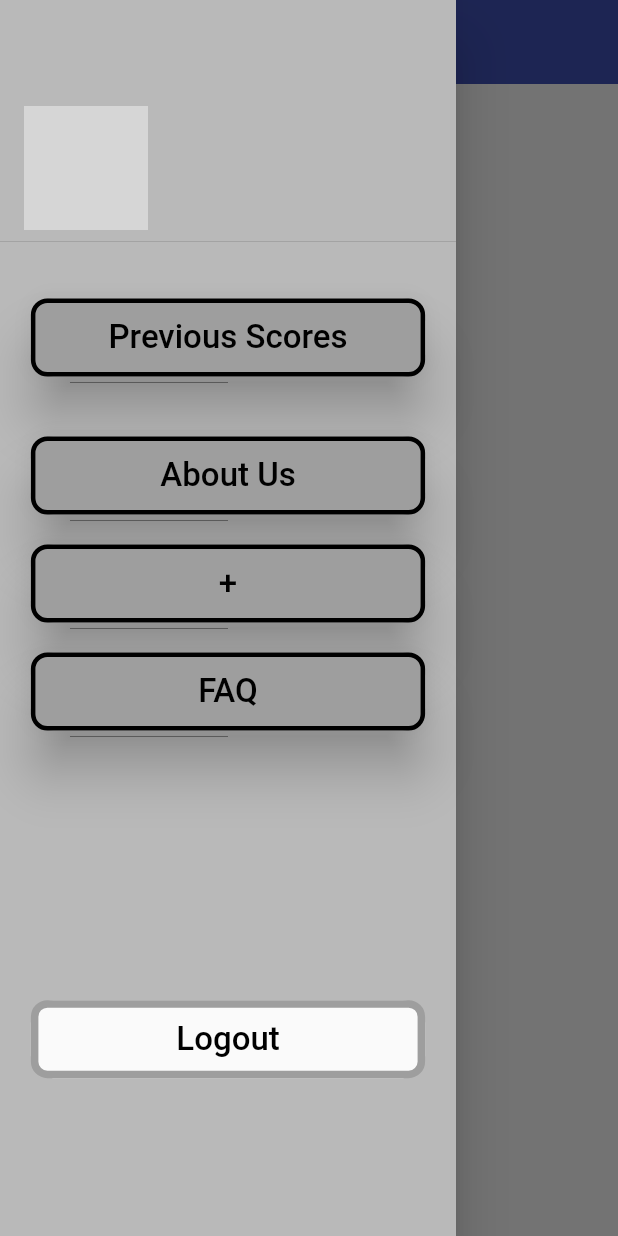
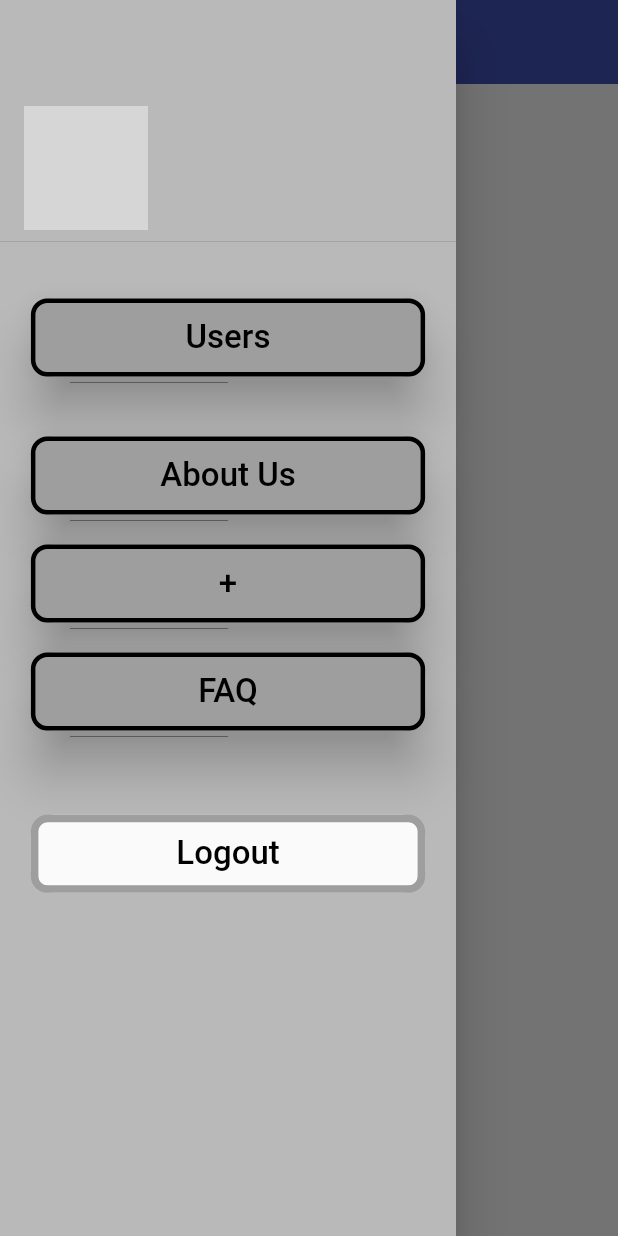
Before and after one commit to sauravsb99/Quaestio, a Flutter app: the AdminHome screen opened directly, with the side drawer open, on a phone screen of 412 x 824 dp. Run offline on Flutter 3.47's test engine with Material 2 defaults, Android fonts, the light colour scheme and no system bars; our stand-ins replace cached_network_image, charts_flutter, cloud_firestore, csv, file_picker, firebase_auth and 3 more; accounts and stored records are empty; network calls fail; grey boxes are pictures that could not be loaded.

Commit message:
added user listing for admin

```diff
--- a/queastio/lib/router/router.dart
+++ b/queastio/lib/router/router.dart
@@ -2,6 +2,7 @@ import 'package:flutter/material.dart';
 import 'package:queastio/screens/FAQ/faqhome.dart';
 import 'package:queastio/screens/admin/Quiz_listAdmin.dart';
 import 'package:queastio/screens/admin/add_quiz.dart';
+import 'package:queastio/screens/admin/user_listAdmin.dart';
 import 'package:queastio/screens/home/leader_board.dart';
 import 'package:queastio/screens/home/previous_scores.dart';
 import 'package:queastio/screens/home/question_card.dart';
@@ -10,6 +11,7 @@ import 'package:queastio/screens/profileScreen/profile.dart';
 import 'package:queastio/screens/wrapper.dart';
 import 'package:queastio/shared/constants.dart';
 import 'package:queastio/screens/newadmin/New_adminHome.dart';
+
 // ignore: missing_return
 Route<dynamic> generateRoute(RouteSettings settings) {
   switch (settings.name) {
@@ -34,6 +36,8 @@ Route<dynamic> generateRoute(RouteSettings settings) {
           builder: (context) => QuizListAdmin(topic: settings.arguments));
     case AddQuizRoute:
       return MaterialPageRoute(builder: (context) => AddQuiz());
+    case UserListRoute:
+      return MaterialPageRoute(builder: (context) => UserList());
     case LeaderRoute:
       return MaterialPageRoute(
           builder: (context) => LeaderBoard(qname: settings.arguments));
--- a/queastio/lib/screens/admin/admindrawer.dart
+++ b/queastio/lib/screens/admin/admindrawer.dart
@@ -34,24 +34,29 @@ class _AdminDrawerState extends State<AdminDrawer> {
                       print(userData.name);
 //                      print(userData.role);
                       print(userData.name);
-                      Navigator.pushNamed(context, ProfileRoute
-                      );
+                      Navigator.pushNamed(context, ProfileRoute);
                     },
                     child: DrawerHeader(
                       child: Row(
                         crossAxisAlignment: CrossAxisAlignment.end,
                         mainAxisSize: MainAxisSize.max,
                         mainAxisAlignment: MainAxisAlignment.start,
-                        children: <Widget>[CircleAvatar(
-                          radius: MediaQuery.of(context).size.width*0.10,
+                        children: <Widget>[
+                          CircleAvatar(
+                            radius: MediaQuery.of(context).size.width * 0.10,
                             backgroundImage: NetworkImage(userData.image),
                           ),
-                          SizedBox(width: MediaQuery.of(context).size.width*0.05,),
+                          SizedBox(
+                            width: MediaQuery.of(context).size.width * 0.05,
+                          ),
                           Expanded(
-                            child:Text(userData.name,textAlign: TextAlign.center,
-                              style: TextStyle(fontSize: 28.0,color: Colors.white),
-                            ),),
-
+                            child: Text(
+                              userData.name,
+                              textAlign: TextAlign.center,
+                              style: TextStyle(
+                                  fontSize: 28.0, color: Colors.white),
+                            ),
+                          ),
                         ],
                       ),
                     ),
@@ -73,7 +78,7 @@ class _AdminDrawerState extends State<AdminDrawer> {
                           child: FlatButton(
                             color: Colors.grey,
                             onPressed: () {
-                              Navigator.pushNamed(context, PrevScoresRoute);
+                              Navigator.pushNamed(context, UserListRoute);
                             },
                             child: Padding(
                               padding: const EdgeInsets.all(8.0),
@@ -83,7 +88,7 @@ class _AdminDrawerState extends State<AdminDrawer> {
 //                          color: Colors.blueGrey,
                                 child: Center(
                                   child: Text(
-                                    'Previous Scores',
+                                    'Users',
                                     style: TextStyle(
                                       fontSize: 22,
                                       color: Colors.black,
@@ -120,15 +125,17 @@ class _AdminDrawerState extends State<AdminDrawer> {
                           borderOnForeground: true,
                           child: FlatButton(
                             color: Colors.grey,
-                            onPressed: (){},
+                            onPressed: () {},
                             child: Padding(
                               padding: const EdgeInsets.all(8.0),
                               child: Container(
-                                width: MediaQuery.of(context).size.width*0.7,
+                                width: MediaQuery.of(context).size.width * 0.7,
                                 padding: EdgeInsets.fromLTRB(0, 5, 0, 5),
 //                          color: Colors.blueGrey,
-                                child:Center(
-                                  child: Text('About Us', style: TextStyle(
+                                child: Center(
+                                  child: Text(
+                                    'About Us',
+                                    style: TextStyle(
                                       fontSize: 22,
                                       color: Colors.black,
                                     ),
@@ -136,54 +143,13 @@ class _AdminDrawerState extends State<AdminDrawer> {
                                 ),
                               ),
                             ),
-
-                            shape: RoundedRectangleBorder(side: BorderSide(
+                            shape: RoundedRectangleBorder(
+                                side: BorderSide(
                                   color: Colors.black,
                                   width: 3,
                                   style: BorderStyle.solid,
-                            ), borderRadius: BorderRadius.circular(11)),
                                 ),
-                        ),
-                      ),
-                    ],
-                  ),
-
-                  Wrap(
-                    alignment: WrapAlignment.center,
-                    children: <Widget>[
-                      Padding(
-//padding: EdgeInsetsGeometry(WrapAlignment.center),
-                        padding: EdgeInsets.fromLTRB(MediaQuery.of(context).size.width*0.05,10,MediaQuery.of(context).size.width*0.05,10),
-//
-                        child: Material(
-                          elevation: 15.0,
-                          borderRadius: BorderRadius.circular(15.0),
-                          borderOnForeground: true,
-                          child: FlatButton(
-                            color: Colors.grey,
-                            onPressed: (){
-                              Navigator.pushNamed(context, NewAdminHomeRoute);
-                            },
-                            child: Padding(
-                              padding: const EdgeInsets.all(8.0),
-                              child: Container(
-                                width: MediaQuery.of(context).size.width*0.7,
-                                padding: EdgeInsets.fromLTRB(0, 5, 0, 5),
-//                          color: Colors.blueGrey,
-                                child:Center(
-                                  child: Text('+', style: TextStyle(
-                                    fontSize: 22,
-                                    color: Colors.black,
-                                  ),
-                                  ),
-                                ),
-                              ),
-                            ),
-                            shape: RoundedRectangleBorder(side: BorderSide(
-                              color: Colors.black,
-                              width: 3,
-                              style: BorderStyle.solid,
-                            ), borderRadius: BorderRadius.circular(11)),
+                                borderRadius: BorderRadius.circular(11)),
                           ),
                         ),
                       ),
@@ -194,7 +160,11 @@ class _AdminDrawerState extends State<AdminDrawer> {
                     children: <Widget>[
                       Padding(
 //padding: EdgeInsetsGeometry(WrapAlignment.center),
-                        padding: EdgeInsets.fromLTRB(MediaQuery.of(context).size.width*0.05,10,MediaQuery.of(context).size.width*0.05,10),
+                        padding: EdgeInsets.fromLTRB(
+                            MediaQuery.of(context).size.width * 0.05,
+                            10,
+                            MediaQuery.of(context).size.width * 0.05,
+                            10),
 //
                         child: Material(
                           elevation: 15.0,
@@ -202,7 +172,56 @@ class _AdminDrawerState extends State<AdminDrawer> {
                           borderOnForeground: true,
                           child: FlatButton(
                             color: Colors.grey,
-                            onPressed: (){
+                            onPressed: () {
+                              Navigator.pushNamed(context, NewAdminHomeRoute);
+                            },
+                            child: Padding(
+                              padding: const EdgeInsets.all(8.0),
+                              child: Container(
+                                width: MediaQuery.of(context).size.width * 0.7,
+                                padding: EdgeInsets.fromLTRB(0, 5, 0, 5),
+//                          color: Colors.blueGrey,
+                                child: Center(
+                                  child: Text(
+                                    '+',
+                                    style: TextStyle(
+                                      fontSize: 22,
+                                      color: Colors.black,
+                                    ),
+                                  ),
+                                ),
+                              ),
+                            ),
+                            shape: RoundedRectangleBorder(
+                                side: BorderSide(
+                                  color: Colors.black,
+                                  width: 3,
+                                  style: BorderStyle.solid,
+                                ),
+                                borderRadius: BorderRadius.circular(11)),
+                          ),
+                        ),
+                      ),
+                    ],
+                  ),
+                  Wrap(
+                    alignment: WrapAlignment.center,
+                    children: <Widget>[
+                      Padding(
+//padding: EdgeInsetsGeometry(WrapAlignment.center),
+                        padding: EdgeInsets.fromLTRB(
+                            MediaQuery.of(context).size.width * 0.05,
+                            10,
+                            MediaQuery.of(context).size.width * 0.05,
+                            10),
+//
+                        child: Material(
+                          elevation: 15.0,
+                          borderRadius: BorderRadius.circular(15.0),
+                          borderOnForeground: true,
+                          child: FlatButton(
+                            color: Colors.grey,
+                            onPressed: () {
                               Navigator.pop(context);
                               Navigator.pushNamed(context, FaQRoute);
                             },
@@ -211,8 +230,10 @@ class _AdminDrawerState extends State<AdminDrawer> {
                               child: Container(
                                 width: MediaQuery.of(context).size.width * 0.7,
                                 padding: EdgeInsets.fromLTRB(0, 5, 0, 5),
-                                child:Center(
-                                  child: Text('FAQ', style: TextStyle(
+                                child: Center(
+                                  child: Text(
+                                    'FAQ',
+                                    style: TextStyle(
                                       fontSize: 22,
                                       color: Colors.black,
                                     ),
@@ -220,12 +241,13 @@ class _AdminDrawerState extends State<AdminDrawer> {
                                 ),
                               ),
                             ),
-
-                            shape: RoundedRectangleBorder(side: BorderSide(
+                            shape: RoundedRectangleBorder(
+                              side: BorderSide(
                                 color: Colors.black,
                                 width: 3,
                                 style: BorderStyle.solid,
-                            ), borderRadius: BorderRadius.circular(11),
+                              ),
+                              borderRadius: BorderRadius.circular(11),
                             ),
                           ),
                         ),
@@ -235,7 +257,7 @@ class _AdminDrawerState extends State<AdminDrawer> {
                   Container(
                       child: Container(
 //                          alignment: FractionalOffset.bottomCenter,
-                          padding: EdgeInsets.fromLTRB(0, 0,0,5),
+                          padding: EdgeInsets.fromLTRB(0, 0, 0, 5),
                           // This container holds all the children that will be aligned
                           // on the bottom and should not scroll with the above ListView
                           child: Container(
@@ -249,15 +271,16 @@ class _AdminDrawerState extends State<AdminDrawer> {
 //                              leading: Icon(Icons.help),
 //                              title: Text('Help and Feedback'))
 //                        ],
-                              )
-                          )
-                      )
-                  ),
+                                  )))),
                   Wrap(
                     alignment: WrapAlignment.center,
                     children: <Widget>[
                       Padding(
-                        padding: EdgeInsets.fromLTRB(MediaQuery.of(context).size.width*0.05,MediaQuery.of(context).size.height*0.20,MediaQuery.of(context).size.width*0.05,0),
+                        padding: EdgeInsets.fromLTRB(
+                            MediaQuery.of(context).size.width * 0.05,
+                            MediaQuery.of(context).size.height * 0.05,
+                            MediaQuery.of(context).size.width * 0.05,
+                            0),
                         child: Material(
                           elevation: 0.0,
                           borderRadius: BorderRadius.circular(15.0),
@@ -270,10 +293,12 @@ class _AdminDrawerState extends State<AdminDrawer> {
                             child: Padding(
                               padding: const EdgeInsets.all(8.0),
                               child: Container(
-                                width: MediaQuery.of(context).size.width*0.7,
+                                width: MediaQuery.of(context).size.width * 0.7,
                                 padding: EdgeInsets.fromLTRB(0, 5, 0, 5),
-                                child:Center(
-                                  child: Text('Logout', style: TextStyle(
+                                child: Center(
+                                  child: Text(
+                                    'Logout',
+                                    style: TextStyle(
                                       fontSize: 22,
                                       color: Colors.black,
                                     ),
@@ -281,12 +306,13 @@ class _AdminDrawerState extends State<AdminDrawer> {
                                 ),
                               ),
                             ),
-
-                            shape: RoundedRectangleBorder(side: BorderSide(
+                            shape: RoundedRectangleBorder(
+                                side: BorderSide(
                                   color: Colors.grey,
                                   width: 5,
                                   style: BorderStyle.solid,
-                            ), borderRadius: BorderRadius.circular(11)),
+                                ),
+                                borderRadius: BorderRadius.circular(11)),
                           ),
                         ),
                       ),
--- a/queastio/lib/shared/constants.dart
+++ b/queastio/lib/shared/constants.dart
@@ -28,4 +28,5 @@ const String NewAdminHomeRoute = '/newadmin';
 const String QuizListAdminRoute = '/quizzesadmin';
 
 const String AddQuizRoute = '/addquiz';
+const String UserListRoute = '/userlist';
 const String LeaderRoute = '/leader';
```
Also changed, not shown: queastio/lib/screens/admin/user_listAdmin.dart (added, +32 -0 lines), queastio/lib/screens/admin/user_tileAdmin.dart (added, +21 -0 lines), queastio/lib/services/database.dart (+22 -0 lines). Lines whose indentation alone changed are shown as unchanged.
